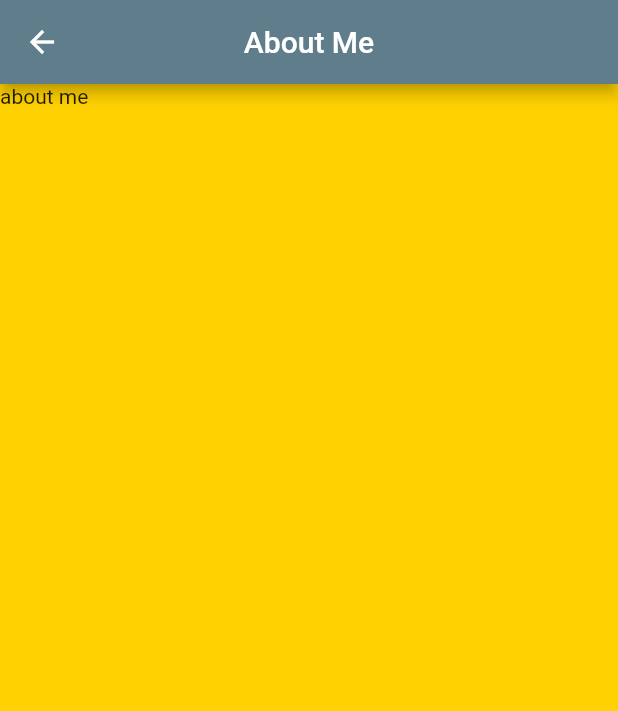
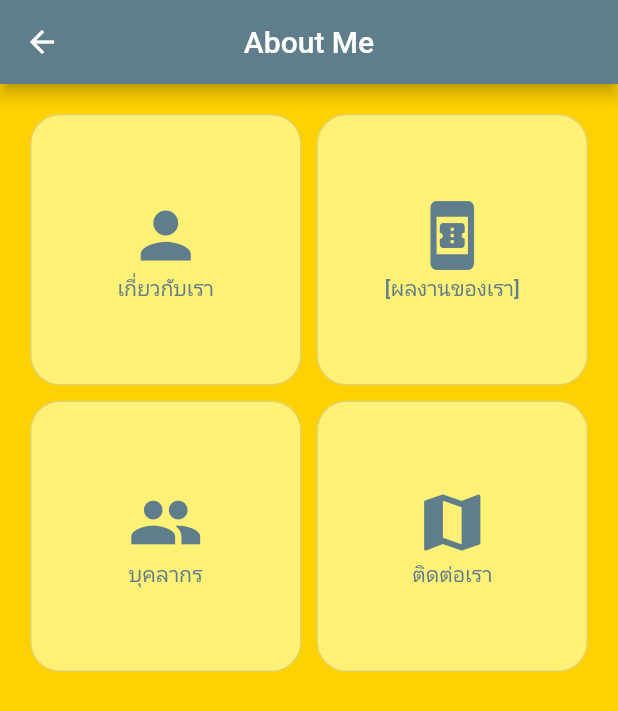
Before and after one commit to amornpan/flutter3x_nt, a Flutter app: the screen it shows after launch, after a tap on "About", on a phone screen of 412 x 824 dp. Shown: the top 711 px of the screen. Run offline on Flutter 3.47's test engine with Material 2 defaults, Android fonts, the phone set to English and light mode, and no system bars; our stand-ins replace get.

Commit message:
Grid Layout About Page

```diff
--- a/lib/pages/about_page.dart
+++ b/lib/pages/about_page.dart
@@ -15,7 +15,103 @@ class _AboutPageState extends State<AboutPage> {
         centerTitle: true,
         title: const Text('About Me'),
       ),
-      body: const Text('about me'),
+      body: GridView.count(
+        primary: false,
+        padding: const EdgeInsets.all(20),
+        crossAxisSpacing: 10,
+        mainAxisSpacing: 10,
+        crossAxisCount: 2,
+        children: <Widget>[
+          OutlinedButton(
+            onPressed: (() => {}),
+            style: ButtonStyle(
+              backgroundColor:
+                  MaterialStateProperty.all(Colors.yellow.shade300),
+              shape: MaterialStateProperty.all<RoundedRectangleBorder>(
+                RoundedRectangleBorder(
+                  borderRadius: BorderRadius.circular(20),
+                ),
+              ),
+            ),
+            child: Column(
+              mainAxisAlignment: MainAxisAlignment.center,
+              children: const [
+                Icon(
+                  Icons.person,
+                  size: 50,
+                ),
+                Text('เกี่ยวกับเรา'),
+              ],
+            ),
+          ),
+          OutlinedButton(
+            onPressed: (() => {}),
+            style: ButtonStyle(
+              backgroundColor:
+                  MaterialStateProperty.all(Colors.yellow.shade300),
+              shape: MaterialStateProperty.all<RoundedRectangleBorder>(
+                RoundedRectangleBorder(
+                  borderRadius: BorderRadius.circular(20),
+                ),
+              ),
+            ),
+            child: Column(
+              mainAxisAlignment: MainAxisAlignment.center,
+              children: const [
+                Icon(
+                  Icons.book_online,
+                  size: 50,
+                ),
+                Text('[ผลงานของเรา]'),
+              ],
+            ),
+          ),
+          OutlinedButton(
+            onPressed: (() => {}),
+            style: ButtonStyle(
+              backgroundColor:
+                  MaterialStateProperty.all(Colors.yellow.shade300),
+              shape: MaterialStateProperty.all<RoundedRectangleBorder>(
+                RoundedRectangleBorder(
+                  borderRadius: BorderRadius.circular(20),
+                ),
+              ),
+            ),
+            child: Column(
+              mainAxisAlignment: MainAxisAlignment.center,
+              children: const [
+                Icon(
+                  Icons.people,
+                  size: 50,
+                ),
+                Text('บุคลากร'),
+              ],
+            ),
+          ),
+          OutlinedButton(
+            onPressed: (() => {}),
+            style: ButtonStyle(
+              backgroundColor:
+                  MaterialStateProperty.all(Colors.yellow.shade300),
+              shape: MaterialStateProperty.all<RoundedRectangleBorder>(
+                RoundedRectangleBorder(
+                  borderRadius: BorderRadius.circular(20),
+                ),
+              ),
+            ),
+            child: Column(
+              mainAxisAlignment: MainAxisAlignment.center,
+              children: const [
+                Icon(
+                  Icons.map,
+                  size: 50,
+                ),
+                Text('ติดต่อเรา'),
+              ],
+            ),
+          ),
+        ],
+      ),
     );
   }
 }
--- a/lib/pages/home_page.dart
+++ b/lib/pages/home_page.dart
@@ -34,12 +34,19 @@ class _HomePageState extends State<HomePage> {
             );
           },
         ),
-        actions: <Widget>[
+        actions: [
+          IconButton(
+            icon: const Icon(Icons.search),
+            tooltip: 'Search',
+            onPressed: () {
+              debugPrint('you click search icon button');
+            },
+          ),
           IconButton(
             icon: const Icon(Icons.more_vert_outlined),
             tooltip: 'More',
             onPressed: () {
-              // handle the press
+              debugPrint('you click Moure icon button');
             },
           ),
         ],
```
